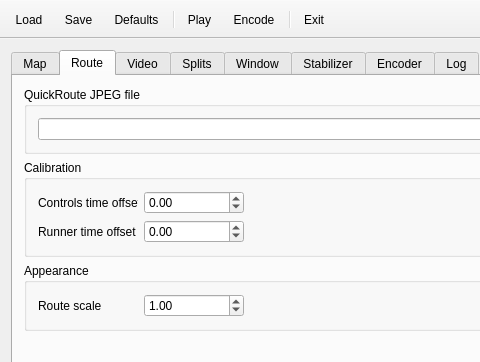
Before: the Qt Designer form src/MainWindow.ui in mikoro/orientview, drawn with Qt 5; both pictures show x 0 to 480 and y 0 to 362 of the 664 by 604 pixel window.
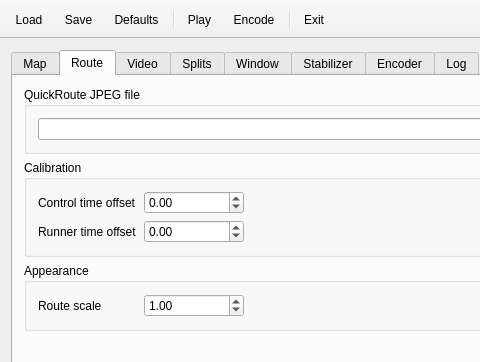
After: the same form once the commit is applied. The open tabs and pages were chosen to show the change. Icons and pictures are not drawn.

Commit message: Renamed controls to control

```diff
--- a/src/MainWindow.ui
+++ b/src/MainWindow.ui
@@ -435,7 +435,7 @@
               </size>
              </property>
              <property name="text">
-              <string>Controls time offset</string>
+              <string>Control time offset</string>
              </property>
             </widget>
            </item>
```
Left out of the diff: 4 changed lines with no effect on the pictures. The commit also changes 7 other files.
